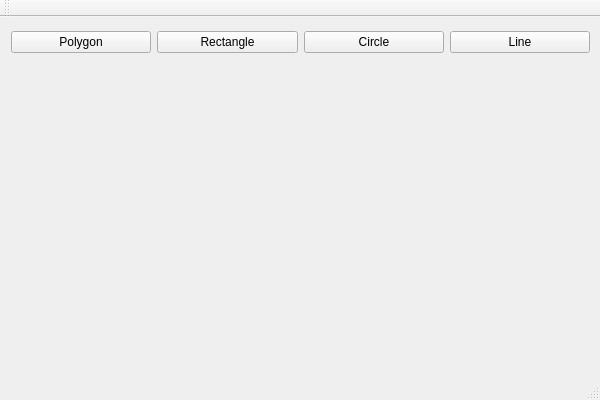
abhijitpatil181/PaintOpenGLApplication, file PaintApplication.ui: the form before one commit.
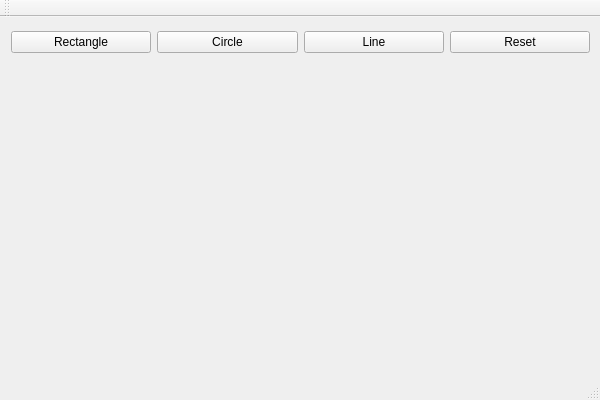
The form after the commit.

What changed in the file:
```diff
--- a/PaintApplication.ui
+++ b/PaintApplication.ui
@@ -26,13 +26,6 @@
     <layout class="QGridLayout" name="gridLayout">
      <item row="0" column="0">
       <layout class="QHBoxLayout" name="horizontalLayout_2">
-       <item>
-        <widget class="QPushButton" name="Polygon_Button">
-         <property name="text">
-          <string>Polygon</string>
-         </property>
-        </widget>
-       </item>
        <item>
         <widget class="QPushButton" name="Rectangle_Button">
          <property name="text">
@@ -60,6 +53,13 @@
          </property>
         </widget>
        </item>
+       <item>
+        <widget class="QPushButton" name="Reset_Button">
+         <property name="text">
+          <string>Reset</string>
+         </property>
+        </widget>
+       </item>
       </layout>
      </item>
     </layout>
```
Left out of the diff: 2 changed lines with no effect on the pictures.
